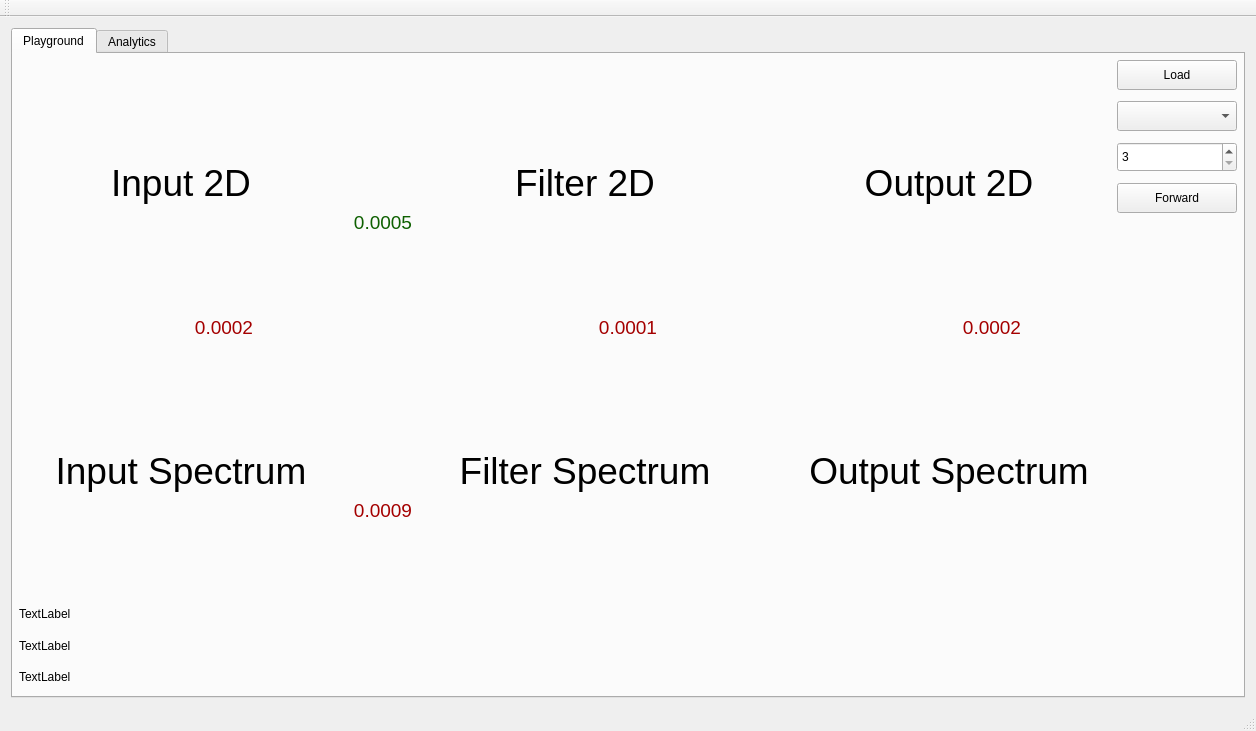
Before: the Qt Designer form GUI/mainwindow.ui in kohutjan/2DFFT, drawn with Qt 5.
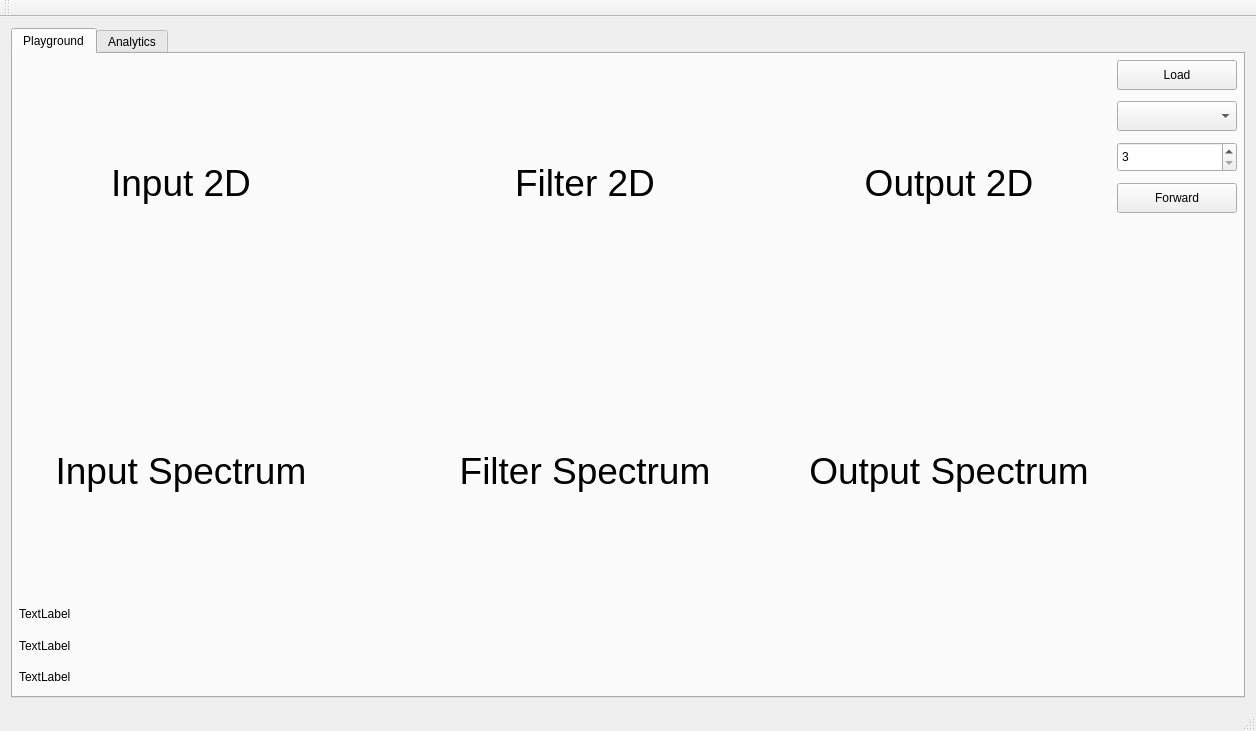
After: the same form once the commit is applied.

Commit message: Show measured time in playground.

What changed in the file:
```diff
--- a/GUI/mainwindow.ui
+++ b/GUI/mainwindow.ui
@@ -370,8 +370,14 @@
                 <verstretch>0</verstretch>
                </sizepolicy>
               </property>
+              <property name="styleSheet">
+               <string notr="true">color: #7a0202; font-size: 12pt</string>
+              </property>
               <property name="text">
-               <string>&lt;html&gt;&lt;head/&gt;&lt;body&gt;&lt;p align=&quot;center&quot;&gt;&lt;span style=&quot; font-size:14pt; color:#a40000;&quot;&gt;0.0001&lt;/span&gt;&lt;/p&gt;&lt;/body&gt;&lt;/html&gt;</string>
+               <string/>
+              </property>
+              <property name="alignment">
+               <set>Qt::AlignCenter</set>
               </property>
              </widget>
             </item>
@@ -435,8 +441,14 @@
                 <verstretch>0</verstretch>
                </sizepolicy>
               </property>
+              <property name="styleSheet">
+               <string notr="true">color: #0e6306; font-size: 12pt</string>
+              </property>
               <property name="text">
-               <string>&lt;html&gt;&lt;head/&gt;&lt;body&gt;&lt;p align=&quot;center&quot;&gt;&lt;span style=&quot; font-size:14pt; color:#0e6001;&quot;&gt;0.0005&lt;/span&gt;&lt;/p&gt;&lt;/body&gt;&lt;/html&gt;</string>
+               <string/>
+              </property>
+              <property name="alignment">
+               <set>Qt::AlignCenter</set>
               </property>
              </widget>
             </item>
@@ -500,8 +512,14 @@
                 <verstretch>0</verstretch>
                </sizepolicy>
               </property>
+              <property name="styleSheet">
+               <string notr="true">color: #7a0202; font-size: 12pt</string>
+              </property>
               <property name="text">
-               <string>&lt;html&gt;&lt;head/&gt;&lt;body&gt;&lt;p align=&quot;center&quot;&gt;&lt;span style=&quot; font-size:14pt; color:#a40000;&quot;&gt;0.0009&lt;/span&gt;&lt;/p&gt;&lt;/body&gt;&lt;/html&gt;</string>
+               <string/>
+              </property>
+              <property name="alignment">
+               <set>Qt::AlignCenter</set>
               </property>
              </widget>
             </item>
@@ -565,8 +583,14 @@
                 <verstretch>0</verstretch>
                </sizepolicy>
               </property>
+              <property name="styleSheet">
+               <string notr="true">color: #7a0202; font-size: 12pt</string>
+              </property>
               <property name="text">
-               <string>&lt;html&gt;&lt;head/&gt;&lt;body&gt;&lt;p align=&quot;center&quot;&gt;&lt;span style=&quot; font-size:14pt; color:#a40000;&quot;&gt;0.0002&lt;/span&gt;&lt;/p&gt;&lt;/body&gt;&lt;/html&gt;</string>
+               <string/>
+              </property>
+              <property name="alignment">
+               <set>Qt::AlignCenter</set>
               </property>
              </widget>
             </item>
@@ -633,8 +657,14 @@
                 <verstretch>0</verstretch>
                </sizepolicy>
               </property>
+              <property name="styleSheet">
+               <string notr="true">color: #7a0202; font-size: 12pt</string>
+              </property>
               <property name="text">
-               <string>&lt;html&gt;&lt;head/&gt;&lt;body&gt;&lt;p align=&quot;center&quot;&gt;&lt;span style=&quot; font-size:14pt; color:#a40000;&quot;&gt;0.0002&lt;/span&gt;&lt;/p&gt;&lt;/body&gt;&lt;/html&gt;</string>
+               <string/>
+              </property>
+              <property name="alignment">
+               <set>Qt::AlignCenter</set>
               </property>
              </widget>
             </item>
```
Left out of the diff: 2 changed lines with no effect on the pictures. The commit also changes 1 other file.
